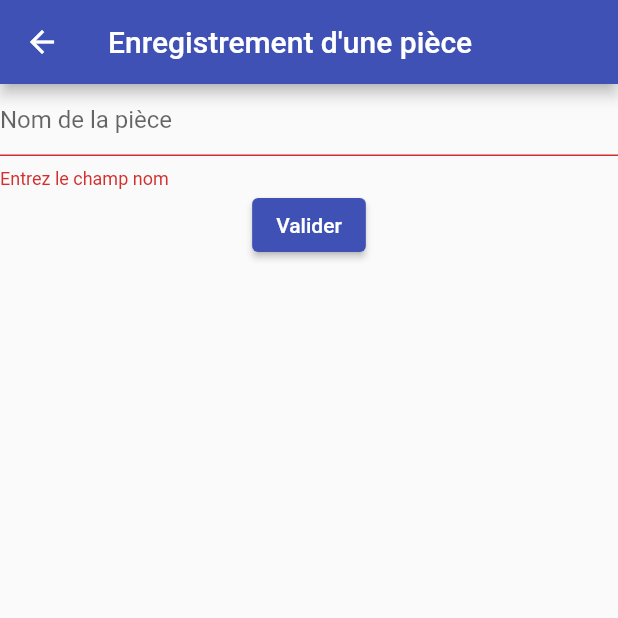
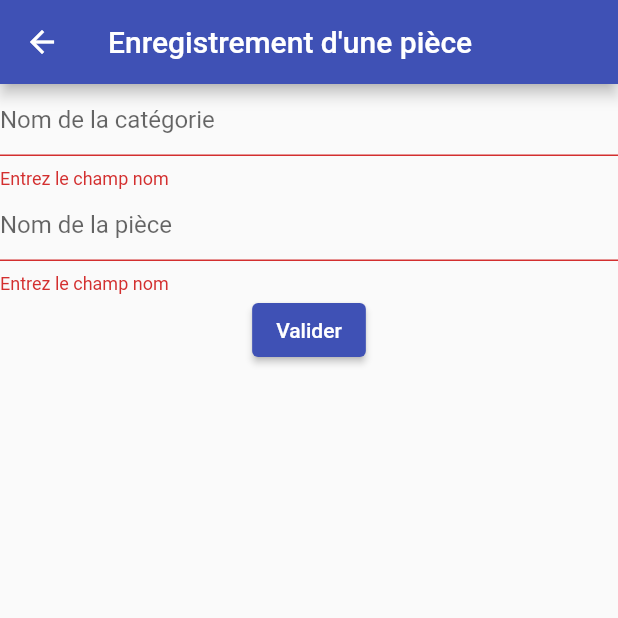
Before and after one commit to nickAP02/ahome_app, a Flutter app: the RoomDevice screen opened directly, after a tap on "Valider", on a phone screen of 412 x 824 dp, the top half of it. Run offline on Flutter 3.47's test engine with Material 2 defaults, Android fonts, the phone set to English and light mode, and no system bars; missing offline and left inert: switcher; network calls fail.

```diff
--- a/lib/model/device.dart
+++ b/lib/model/device.dart
@@ -3,13 +3,13 @@ class Device{
   double conso =0.0;
   dynamic state = [];
 
-  Device(this.name, this.conso, this.state);
+  Device({required conso, required name, required state});
 
-  Device.fromJson(Map<String, dynamic> json):
-    name = json['name'] as String,
-    conso = json['conso'] as double,
-    state = json['state'] as List;
-
+  factory Device.fromJson(Map<String, dynamic> json)=>Device(
+    name : json['name'],
+    conso : json['conso'],
+    state : json['state']
+  );
 
   Map<String, dynamic> toJson() => {
     'name': name,
--- a/lib/model/room.dart
+++ b/lib/model/room.dart
@@ -1,20 +1,20 @@
 class Room{
-  String idRoom = "";
+  // String idRoom = "";
   String name = "";
-  double conso = 0.0;
+  // double conso = 0.0;
   List categorie = [];
-  Room(this.idRoom, this.name, this.conso,this.categorie);
-
-  Room.fromJson(Map<String, dynamic> json):
-    idRoom = json['id'] as String,
-    name = json['name'] as String,
-    conso = json['appareils']['conso'] as dynamic,
-    categorie = json['categorie'] as List;
+  // Room(this.idRoom, this.name, this.conso,this.categorie);
+  Room({required categorie, required name});
+  factory Room.fromJson(Map<String, dynamic> json)=>Room(
+    //idRoom = json['id'] as String,
+    name : json["name"],
+    // conso = json['appareils']['conso'] as dynamic,
+    categorie : json['categorie']);
 
   Map<String, dynamic> toJson() => {
-    'id': idRoom,
+    // 'id': idRoom,
     'name': name,
-    'conso' : conso,
+    // 'conso' : conso,
     'categorie' : categorie
   };
 }
--- a/lib/views/device_card.dart
+++ b/lib/views/device_card.dart
@@ -83,7 +83,7 @@ class _DeviceCardState extends State<DeviceCard> {
               Column(
                 crossAxisAlignment: CrossAxisAlignment.start,
                 mainAxisAlignment: MainAxisAlignment.start,
-                children: [
+                children: const [
                   Icon(Icons.lightbulb_outline,
                   color: Colors.white,
                   )
@@ -92,8 +92,8 @@ class _DeviceCardState extends State<DeviceCard> {
               Column(
                 crossAxisAlignment: CrossAxisAlignment.start,
                 mainAxisAlignment: MainAxisAlignment.start,
-                children: [
-                  const Text("Main Light",
+                children: const[
+                  Text("Main Light",
                   style: TextStyle(
                     color: Colors.white,
                     fontFamily: "MontSerrat",
--- a/lib/views/room_view.dart
+++ b/lib/views/room_view.dart
@@ -1,7 +1,7 @@
 import 'package:ago_ahome_app/main.dart';
 import 'package:ago_ahome_app/model/room.dart';
 import 'package:flutter/material.dart';
-
+import 'package:ago_ahome_app/services/http_service.dart';
 
 class RoomDevice extends StatefulWidget {
   const RoomDevice({Key? key}) : super(key: key);
@@ -12,7 +12,7 @@ class RoomDevice extends StatefulWidget {
 
 class _RoomDeviceState extends State<RoomDevice> {
   final  _formKey = GlobalKey<FormState>();
-  Room room = Room("","",0,[]);
+  Room room = Room(categorie: null, name: null);
   @override
   void initState() {
 
@@ -30,6 +30,21 @@ class _RoomDeviceState extends State<RoomDevice> {
           children: [
             TextFormField(
               decoration: const InputDecoration(
+                hintText: "Nom de la catégorie"
+              ),
+              keyboardType: TextInputType.text,
+              validator: (value) {
+              if (value == null || value.isEmpty) {
+                return 'Entrez le champ nom';
+              }
+              else{
+                room.name = value.toString();
+              }
+                return null;
+              },
+            ),
+            TextFormField(
+              decoration: const InputDecoration(
                 hintText: "Nom de la pièce"
               ),
               keyboardType: TextInputType.text,
@@ -45,13 +60,10 @@ class _RoomDeviceState extends State<RoomDevice> {
             ),
 
           ElevatedButton(
-          onPressed: () {
+          onPressed: () async {
 
             if (_formKey.currentState!.validate()) {
-
-              ScaffoldMessenger.of(context).showSnackBar(
-                const SnackBar(content: Text('Enregistrement en cours')),
-              );
+              await HttpService.addRoom(room);
               Navigator.of(context).push(MaterialPageRoute(builder: (context)=>const MyHomePage()));
             }
         },
```
Also changed, not shown: lib/services/http_service.dart (+34 -8 lines), lib/utils/nav_bar.dart (+14 -7 lines), pubspec.yaml (+6 -5 lines).
